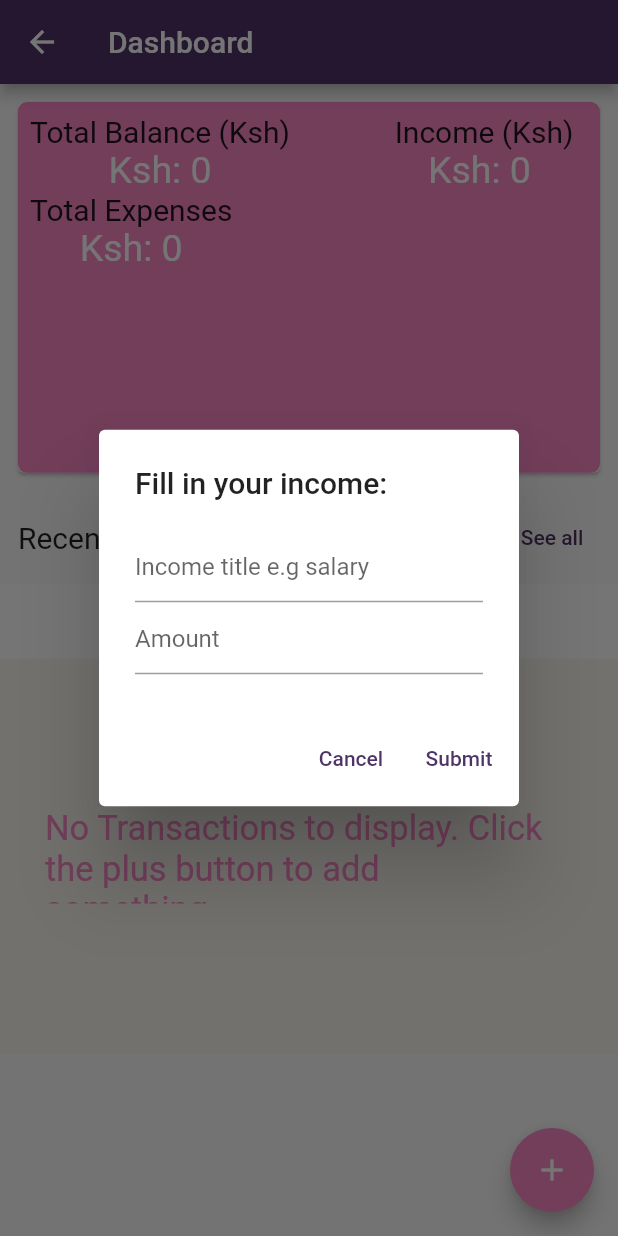
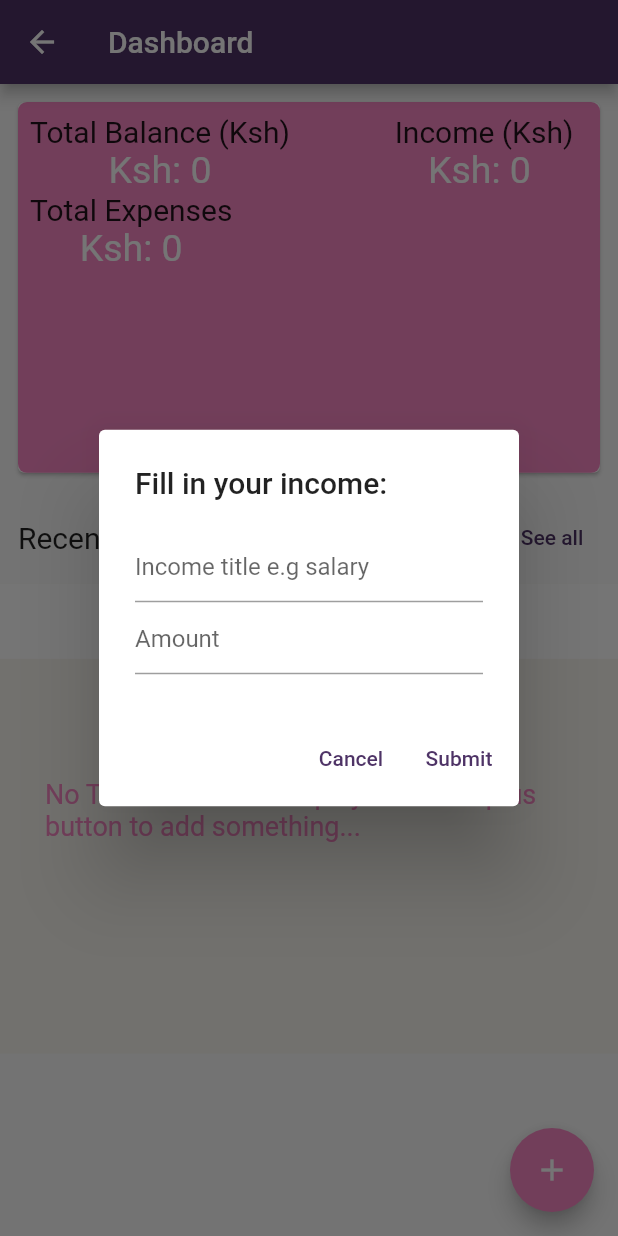
Before and after one commit to J-A-Christopher/coinpulse, a Flutter app: the DashBoard screen opened directly, after a tap on "Ksh: 0", on a phone screen of 412 x 824 dp. Run offline on Flutter 3.47's test engine with Material 2 defaults, Android fonts, the phone set to English and light mode, and no system bars; our stand-ins replace bloc, equatable, flutter_bloc, flutter_svg, google_nav_bar, injectable and 1 more; accounts and stored records are empty.

Commit message:
Added sql database for expenses storage

```diff
--- a/lib/features/expenses/Presentation/pages/expense_generator.dart
+++ b/lib/features/expenses/Presentation/pages/expense_generator.dart
@@ -14,14 +14,23 @@ class ExpenseGenerator extends StatefulWidget {
 class _ExpenseGeneratorState extends State<ExpenseGenerator> {
   @override
   Widget build(BuildContext context) {
-    return Consumer<ExpenseProvider>(builder: (context, notifier, child) {
+    return FutureBuilder(
+        future: Provider.of<ExpenseProvider>(context, listen: false)
+            .fetchandSetPExpenses(),
+        builder: (context, snapshot) => snapshot.connectionState ==
+                ConnectionState.waiting
+            ? const Center(
+                child: CircularProgressIndicator.adaptive(),
+              )
+            : Consumer<ExpenseProvider>(builder: (context, notifier, child) {
                 return notifier.expenseList.isEmpty
                     ? Container(
-              margin: const EdgeInsets.symmetric(vertical: 100, horizontal: 30),
+                        margin: const EdgeInsets.symmetric(
+                            vertical: 80, horizontal: 30),
                         child: const Text(
                           'No Transactions to display. Click the plus button to add something...',
-                style:
-                    TextStyle(color: ColorsUsed.secondaryColor, fontSize: 23),
+                          style: TextStyle(
+                              color: ColorsUsed.secondaryColor, fontSize: 18),
                         ),
                       )
                     : SizedBox(
@@ -30,7 +39,8 @@ class _ExpenseGeneratorState extends State<ExpenseGenerator> {
                             itemBuilder: (context, index) {
                               final expenseItem = notifier.expenseList[index];
                               final convertDate = expenseItem.createdDate;
-                    final cDate = DateFormat.yMMMEd().format(convertDate);
+                              final cDate =
+                                  DateFormat.yMMMEd().format(convertDate);
                               final cTime = DateFormat.jm().format(convertDate);
 
                               return ListTile(
@@ -49,7 +59,8 @@ class _ExpenseGeneratorState extends State<ExpenseGenerator> {
                                   ],
                                 ),
                                 trailing: Padding(
-                        padding: const EdgeInsets.symmetric(vertical: 12.0),
+                                  padding: const EdgeInsets.symmetric(
+                                      vertical: 12.0),
                                   child: Column(
                                     children: [
                                       Text(
@@ -72,6 +83,6 @@ class _ExpenseGeneratorState extends State<ExpenseGenerator> {
                             },
                             itemCount: notifier.expenseList.length),
                       );
-    });
+              }));
   }
 }
--- /dev/null
+++ b/lib/helpers/db_helpers.dart
@@ -0,0 +1,24 @@
+import 'package:sqflite/sqflite.dart' as sql;
+import 'package:path/path.dart' as path;
+import 'package:sqflite/sqlite_api.dart';
+
+class DBHelper {
+  static Future<Database> database() async {
+    final dbPath = await sql.getDatabasesPath();
+    return sql.openDatabase(path.join(dbPath, 'expenses.db'),
+        onCreate: (db, version) {
+      return db.execute(
+          'CREATE TABLE expenses(id TEXT PRIMARY KEY, title TEXT, amount TEXT, time TEXT)');
+    }, version: 1);
+  }
+
+  static Future<void> insert(String table, Map<String, dynamic> data) async {
+    final db = await DBHelper.database();
+    db.insert(table, data, conflictAlgorithm: ConflictAlgorithm.replace);
+  }
+
+  static Future<List<Map<String, dynamic>>> getData(String table) async {
+    final db = await DBHelper.database();
+    return db.query(table);
+  }
+}
--- a/lib/providers/expense_provider.dart
+++ b/lib/providers/expense_provider.dart
@@ -2,10 +2,11 @@ import 'package:flutter/material.dart';
 
 import '../features/expenses/Domain/models/expenses_model.dart';
 import '../features/expenses/Presentation/Domain/models/income_model.dart';
+import '../helpers/db_helpers.dart';
 
 class ExpenseProvider with ChangeNotifier {
   //Empty list initializer for expenselist
-  final List<ExpenseModel> _expenseList = [];
+  List<ExpenseModel> _expenseList = [];
 
   //Empty list initializer for an incomelist
   final List<IncomeModel> _incomeList = [];
@@ -37,6 +38,12 @@ class ExpenseProvider with ChangeNotifier {
         id: model.id);
     _expenseList.add(modelCreation);
     notifyListeners();
+    DBHelper.insert('expenses', {
+      'id': modelCreation.id,
+      'title': modelCreation.title,
+      'amount': modelCreation.amount,
+      'time': modelCreation.createdDate.toIso8601String()
+    });
   }
 
   //Creation of an income entry
@@ -61,4 +68,25 @@ class ExpenseProvider with ChangeNotifier {
     notifyListeners();
     return totalIncomeadd;
   }
+
+  Future<void> fetchandSetPExpenses() async {
+    try {
+      final dataList = await DBHelper.getData('expenses');
+      print('Number of records fetched: ${dataList.length}');
+
+      _expenseList = dataList
+          .map((expense) => ExpenseModel(
+                amount: expense['amount'],
+                createdDate: DateTime.parse(expense['time']),
+                title: expense['title'],
+                id: expense['id'], // Removed the extra space here
+              ))
+          .toList();
+
+      print('Number of records after mapping: ${_expenseList.length}');
+      notifyListeners();
+    } catch (error) {
+      print('Error fetching expenses: $error');
+    }
+  }
 }
--- a/pubspec.yaml
+++ b/pubspec.yaml
@@ -44,6 +44,8 @@ dependencies:
   injectable_generator: ^2.3.0
   provider: ^6.0.5
   intl: ^0.18.1
+  sqflite: ^2.3.0
+  path: ^1.8.3
 
 dev_dependencies:
   flutter_test:
```
Also changed, not shown: lib/features/expenses/Presentation/pages/incomes_page.dart (+15 -2 lines), lib/home/dashboard.dart (+11 -6 lines), pubspec.lock, 1 other file. Lines whose indentation alone changed are shown as unchanged.
